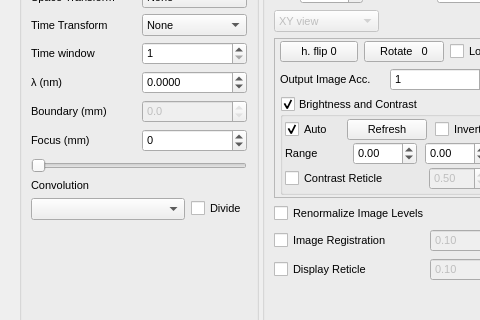
The window that Ui/assets/ui/mainwindow.ui (DigitalHolography/Holovibes) describes before a commit, drawn with Qt 5; both pictures show x 0 to 480 and y 237 to 557 of the 1291 by 815 pixel window.
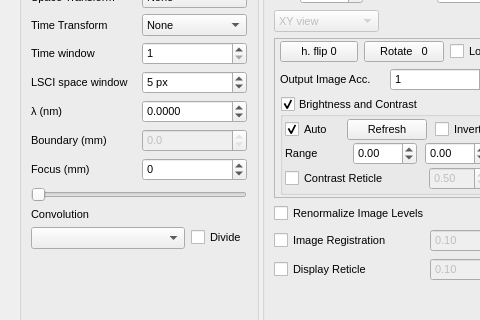
The same window after the commit. Custom widgets are drawn as their Qt base class.

Commit message: prototype lsci

Diff of the .ui file:
```diff
--- a/Ui/assets/ui/mainwindow.ui
+++ b/Ui/assets/ui/mainwindow.ui
@@ -408,6 +408,41 @@
             </widget>
            </item>
            <item row="4" column="0">
+            <widget class="QLabel" name="LsciSpatialWindowLabel">
+             <property name="toolTip">
+              <string>Odd side length of the square spatial neighborhood; 5 means 5 x 5 pixels. The time window separately sets the number of frames.</string>
+             </property>
+             <property name="text">
+              <string>LSCI space window</string>
+             </property>
+             <property name="alignment">
+              <set>Qt::AlignLeading|Qt::AlignLeft|Qt::AlignVCenter</set>
+             </property>
+            </widget>
+           </item>
+           <item row="4" column="1">
+            <widget class="QSpinBox" name="LsciSpatialWindowSpinBox">
+             <property name="toolTip">
+              <string>Odd side length from 1 to 63 pixels; 5 means a 5 x 5 neighborhood (the paper's setting).</string>
+             </property>
+             <property name="suffix">
+              <string> px</string>
+             </property>
+             <property name="minimum">
+              <number>1</number>
+             </property>
+             <property name="maximum">
+              <number>63</number>
+             </property>
+             <property name="singleStep">
+              <number>2</number>
+             </property>
+             <property name="value">
+              <number>5</number>
+             </property>
+            </widget>
+           </item>
+           <item row="5" column="0">
             <widget class="QLabel" name="LambdaLabel">
              <property name="toolTip">
               <string>Wavelength (lambda) of light used to record interferograms</string>
@@ -420,7 +455,7 @@
              </property>
             </widget>
            </item>
-           <item row="4" column="1">
+           <item row="5" column="1">
             <widget class="QDoubleSpinBox" name="LambdaSpinBox">
              <property name="sizePolicy">
               <sizepolicy hsizetype="Ignored" vsizetype="Fixed">
@@ -445,7 +480,7 @@
              </property>
             </widget>
            </item>
-           <item row="5" column="0">
+           <item row="6" column="0">
             <widget class="QLabel" name="BoundaryLabel">
              <property name="toolTip">
               <string>The maximum value of the focus</string>
@@ -458,7 +493,7 @@
              </property>
             </widget>
            </item>
-           <item row="5" column="1">
+           <item row="6" column="1">
             <widget class="QDoubleSpinBox" name="BoundaryDoubleSpinBox">
              <property name="enabled">
               <bool>false</bool>
@@ -489,7 +524,7 @@
              </property>
             </widget>
            </item>
-           <item row="6" column="0">
+           <item row="7" column="0">
             <widget class="QLabel" name="ZLabel">
              <property name="toolTip">
               <string>Adjust the distance to the target</string>
@@ -502,7 +537,7 @@
              </property>
             </widget>
            </item>
-           <item row="6" column="1">
+           <item row="7" column="1">
             <widget class="QDoubleSpinBox" name="ZDoubleSpinBox">
              <property name="sizePolicy">
               <sizepolicy hsizetype="Ignored" vsizetype="Fixed">
@@ -530,7 +565,7 @@
              </property>
             </widget>
            </item>
-           <item row="7" column="0" colspan="2">
+           <item row="8" column="0" colspan="2">
             <widget class="QSlider" name="ZSlider">
              <property name="styleSheet">
               <string notr="true"/>
```
Left out of the diff: 22 changed lines with no effect on the pictures. The commit also changes 33 other files.
